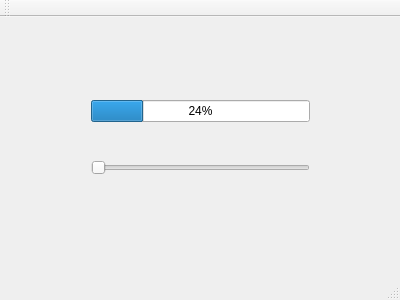
First picture: the form in Udemy_Tut_For_Beginners/SignalsAndSlots/mainwindow.ui, repository KrisToe4/qt, before the edit.
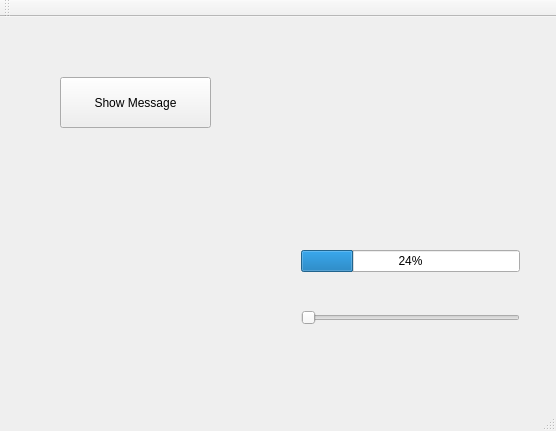
Second picture: the form after the edit.

Commit message: Add button that triggers a message box

```diff
--- a/Udemy_Tut_For_Beginners/SignalsAndSlots/mainwindow.ui
+++ b/Udemy_Tut_For_Beginners/SignalsAndSlots/mainwindow.ui
@@ -6,19 +6,32 @@
    <rect>
     <x>0</x>
     <y>0</y>
-    <width>400</width>
-    <height>300</height>
+    <width>556</width>
+    <height>431</height>
    </rect>
   </property>
   <property name="windowTitle">
    <string>MainWindow</string>
   </property>
   <widget class="QWidget" name="centralWidget">
+   <widget class="QPushButton" name="pushButton">
+    <property name="geometry">
+     <rect>
+      <x>60</x>
+      <y>60</y>
+      <width>151</width>
+      <height>51</height>
+     </rect>
+    </property>
+    <property name="text">
+     <string>Show Message</string>
+    </property>
+   </widget>
    <widget class="QWidget" name="">
     <property name="geometry">
      <rect>
-      <x>80</x>
-      <y>40</y>
+      <x>290</x>
+      <y>190</y>
       <width>241</width>
       <height>161</height>
      </rect>
```
Left out of the diff: 2 changed lines with no effect on the pictures. The commit also changes 2 other files.
